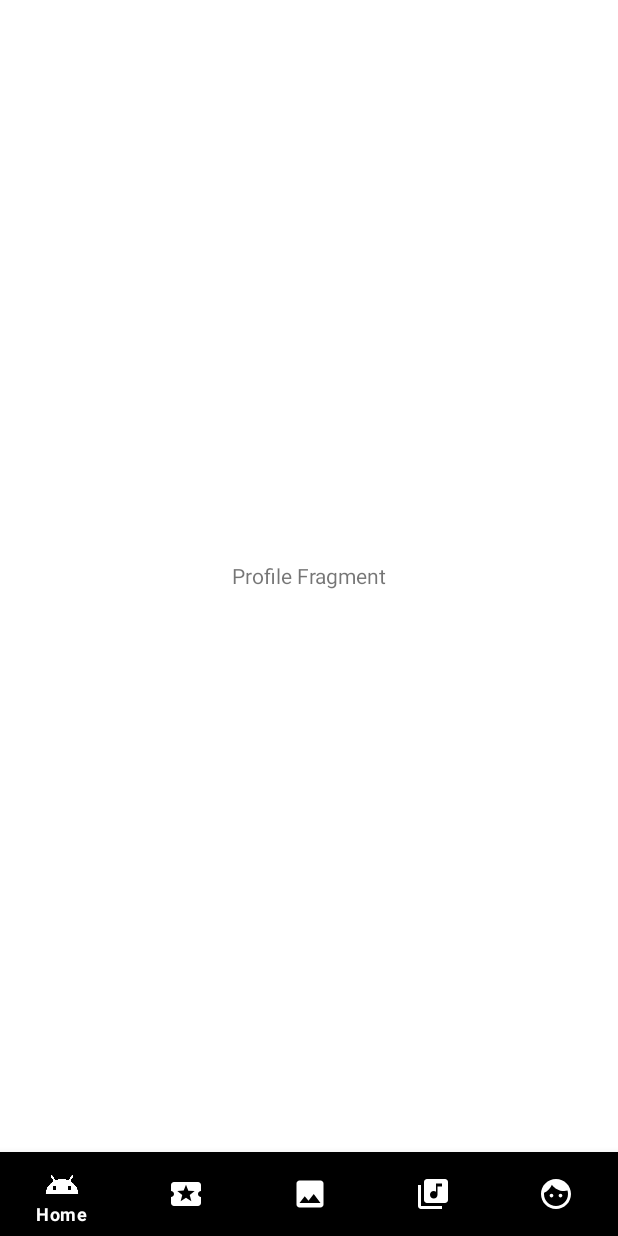
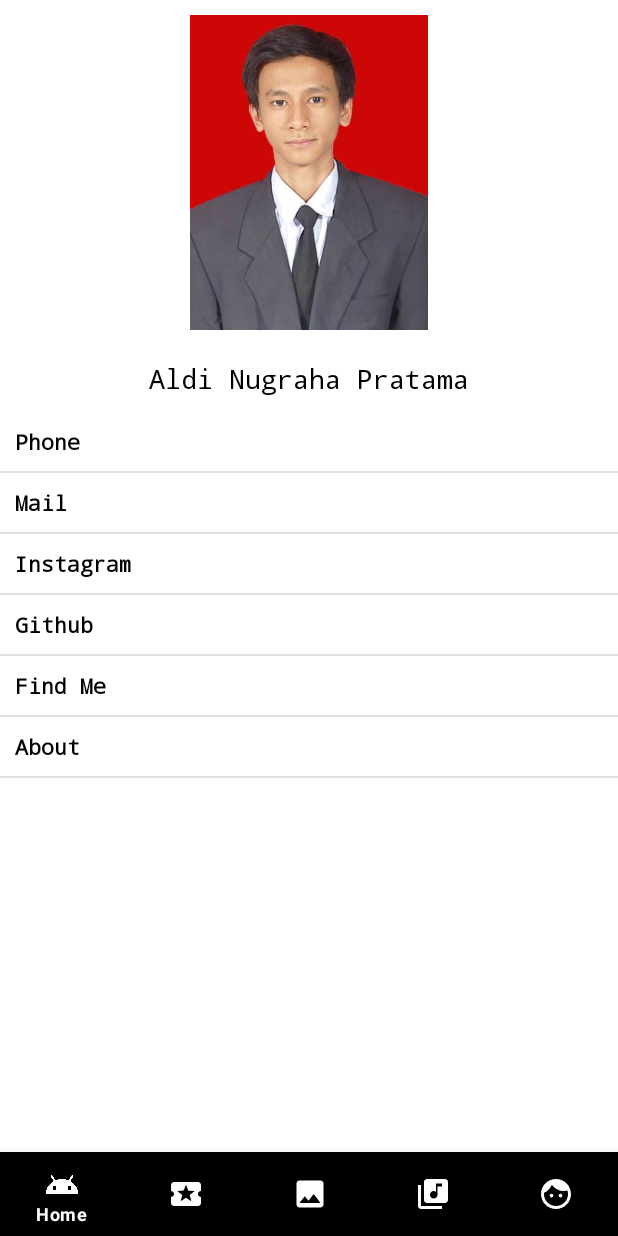
Before and after one commit to aldinp16/AldiNugrahaApps, an Android app: the fragment ProfileFragment placed in its activity, on a phone screen of 412 x 824 dp. Run offline under Robolectric (Android 15) with nearby library versions, the phone set to English and light mode, and no system bars.

Commit message:
feat: profile

```diff
--- a/app/src/main/res/layout/fragment_profile.xml
+++ b/app/src/main/res/layout/fragment_profile.xml
@@ -6,10 +6,40 @@
     tools:context=".ProfileFragment">
 
     <!-- TODO: Update blank fragment layout -->
-    <TextView
+
+    <LinearLayout
         android:layout_width="match_parent"
         android:layout_height="match_parent"
-        android:text="Profile Fragment"
-        android:gravity="center"/>
+        android:orientation="vertical">
+        <LinearLayout
+            android:layout_width="match_parent"
+            android:layout_height="wrap_content"
+            android:orientation="vertical"
+            android:gravity="center">
+            <ImageView
+                android:layout_width="160dp"
+                android:layout_height="210dp"
+                android:layout_margin="10dp"
+                android:src="@drawable/k0201015504765"/>
+            <TextView
+                android:layout_width="wrap_content"
+                android:layout_height="wrap_content"
+                android:fontFamily="monospace"
+                android:layout_margin="10dp"
+                android:text="Aldi Nugraha Pratama"
+                android:textAppearance="@style/TextAppearance.AppCompat.Medium"
+                android:textColor="@color/black"
+                android:typeface="monospace" />
+        </LinearLayout>
+        <ListView
+            android:id="@+id/list_menu"
+            android:layout_width="match_parent"
+            android:layout_height="match_parent" />
+    </LinearLayout>
+
+
+
+
+
 
 </FrameLayout>
```
